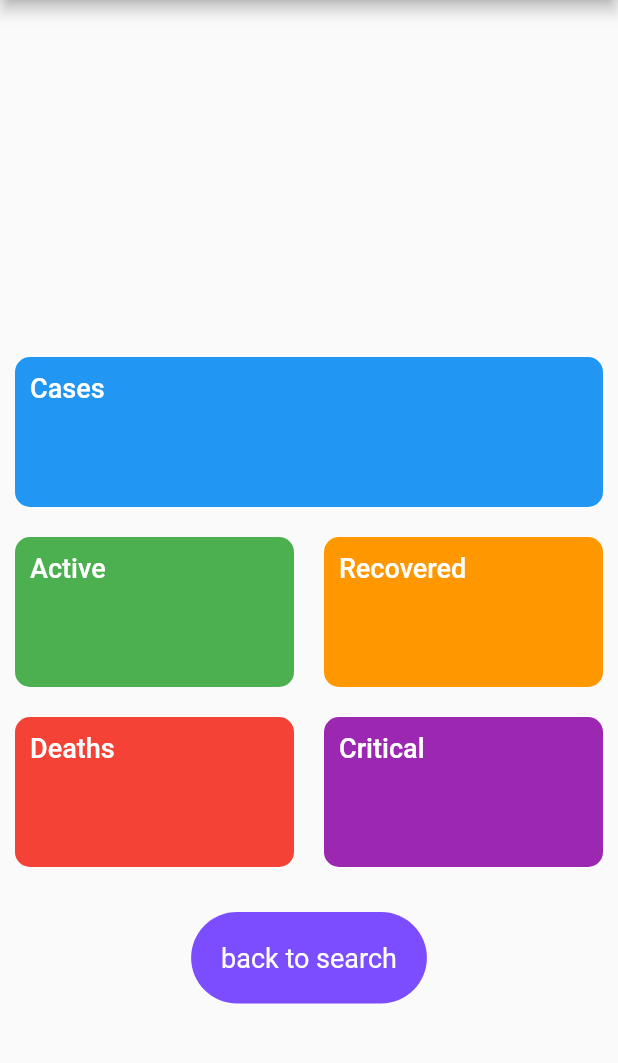
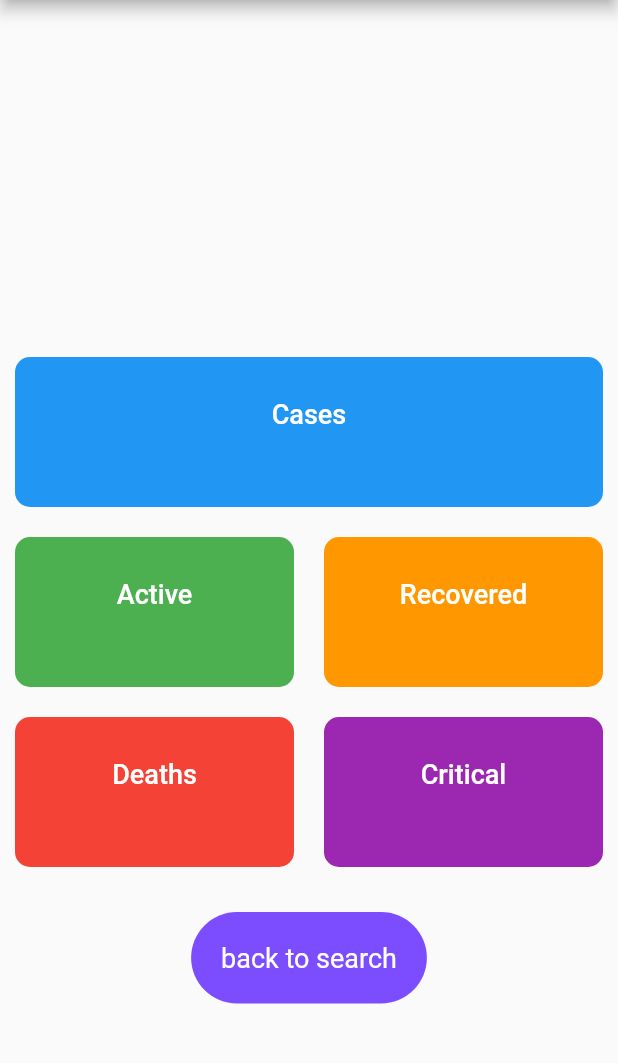
Before and after one commit to purbashis/COVID19_TrackerAPP, a Flutter app: the CountryDetails screen opened directly with empty values, on a phone screen of 412 x 824 dp, the part 84-1147 px from its top. Run offline on Flutter 3.47's test engine with Material 2 defaults, Android fonts, the phone set to English and light mode, and no system bars; network calls fail.

Commit message:
ui changes in Country Details  tab

```diff
--- a/lib/tabs/country_tab.dart
+++ b/lib/tabs/country_tab.dart
@@ -84,7 +84,7 @@ API -  var url = Uri.https(
     return Scaffold(
       //app bar search field that will be displayed on the top of the screen.
       appBar: AppBar(
-        title: const Text('Enter a country name'),
+        title: const Text('Type the Country Name'),
         actions: [
           IconButton(
             icon: const Icon(Icons.search),
@@ -332,11 +332,14 @@ class _CountryDetailsState extends State<CountryDetails> {
         borderRadius: BorderRadius.circular(10),
       ),
       child: Column(
-        crossAxisAlignment: CrossAxisAlignment.start,
+         mainAxisAlignment: MainAxisAlignment.center,
+        crossAxisAlignment: CrossAxisAlignment.center,
         children: [
           Text(
+
             title,
             style: const TextStyle(
+
               color: Colors.white,
               fontSize: 18,
               fontWeight: FontWeight.w500,
```
